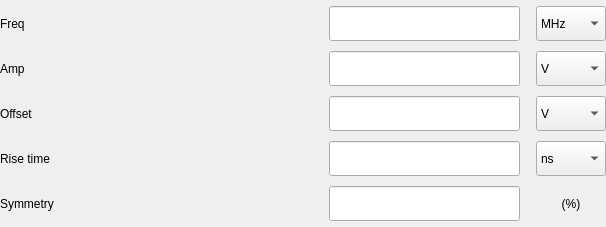
Before: the Qt Designer form tas7061bb/widgets/wgContentHmf2550/wgTriangle.ui in DoND8xforce/tas7061, drawn with Qt 5.
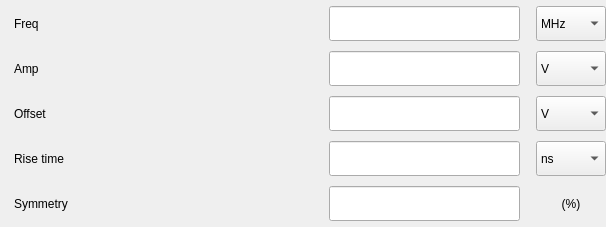
After: the same form once the commit is applied.

Commit message: Align for text

The edit to the form file:
```diff
--- a/tas7061bb/widgets/wgContentHmf2550/wgTriangle.ui
+++ b/tas7061bb/widgets/wgContentHmf2550/wgTriangle.ui
@@ -25,6 +25,12 @@
   <property name="windowTitle">
    <string>Form</string>
   </property>
+  <property name="styleSheet">
+   <string notr="true">QComboBox{
+
+	text-align: center
+}</string>
+  </property>
   <layout class="QGridLayout" name="gridLayout">
    <property name="leftMargin">
     <number>0</number>
@@ -43,8 +49,11 @@
    </property>
    <item row="0" column="0">
     <layout class="QGridLayout" name="gridLayout_2">
+     <property name="leftMargin">
+      <number>14</number>
+     </property>
      <property name="horizontalSpacing">
-      <number>256</number>
+      <number>242</number>
      </property>
      <property name="verticalSpacing">
       <number>10</number>
```
The commit also changes 5 other files.
